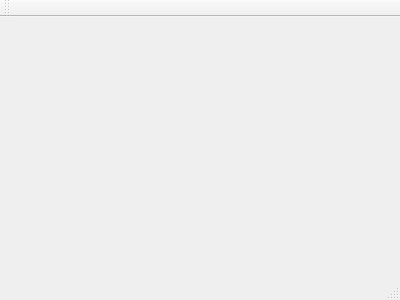
Qt form src/qt_main/mainwindow.ui (Chlamydomonos/thu_project_erisc) before a commit.
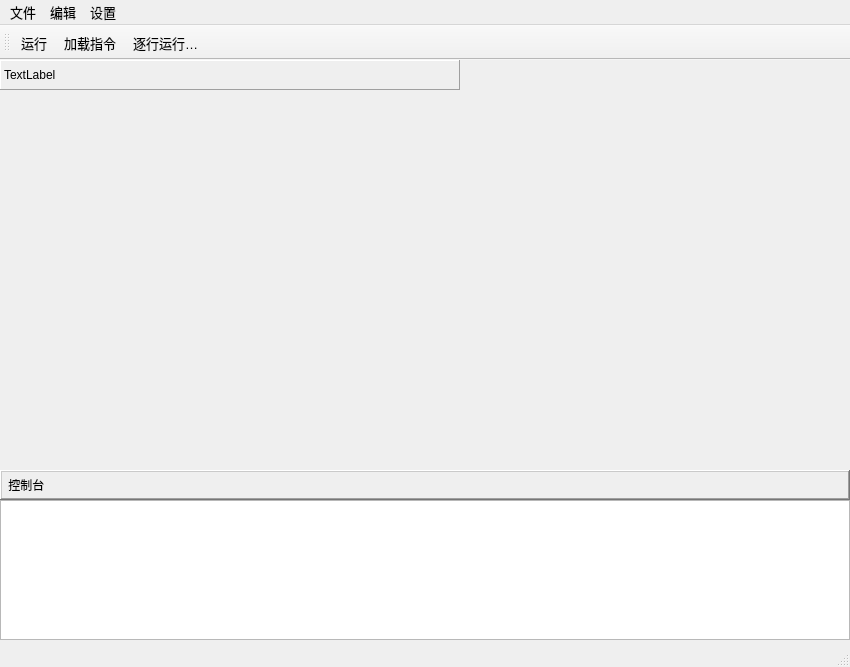
The same form after that commit. Custom widgets are drawn as their Qt base class.

The edit to the form file:
```diff
--- a/src/qt_main/mainwindow.ui
+++ b/src/qt_main/mainwindow.ui
@@ -1,24 +1,285 @@
 <ui version="4.0">
  <class>MainWindow</class>
- <widget class="QMainWindow" name="MainWindow" >
-  <property name="geometry" >
+ <widget class="QMainWindow" name="MainWindow">
+  <property name="geometry">
    <rect>
     <x>0</x>
     <y>0</y>
-    <width>400</width>
-    <height>300</height>
+    <width>850</width>
+    <height>667</height>
    </rect>
   </property>
   <property name="windowTitle" >
    <string>MainWindow</string>
   </property>
-  <widget class="QMenuBar" name="menuBar" />
-  <widget class="QToolBar" name="mainToolBar" />
-  <widget class="QWidget" name="centralWidget" />
-  <widget class="QStatusBar" name="statusBar" />
+  <widget class="QWidget" name="centralWidget">
+   <widget class="CodeEdit" name="codeEdit" native="true">
+    <property name="geometry">
+     <rect>
+      <x>0</x>
+      <y>30</y>
+      <width>460</width>
+      <height>380</height>
+     </rect>
+    </property>
+   </widget>
+   <widget class="QPlainTextEdit" name="console">
+    <property name="geometry">
+     <rect>
+      <x>0</x>
+      <y>440</y>
+      <width>850</width>
+      <height>140</height>
+     </rect>
+    </property>
+    <property name="lineWrapMode">
+     <enum>QPlainTextEdit::NoWrap</enum>
+    </property>
+   </widget>
+   <widget class="QWidget" name="drawArea" native="true">
+    <property name="geometry">
+     <rect>
+      <x>460</x>
+      <y>0</y>
+      <width>390</width>
+      <height>410</height>
+     </rect>
+    </property>
+   </widget>
+   <widget class="QLabel" name="codeTitle">
+    <property name="geometry">
+     <rect>
+      <x>0</x>
+      <y>0</y>
+      <width>460</width>
+      <height>30</height>
+     </rect>
+    </property>
+    <property name="frameShape">
+     <enum>QFrame::Panel</enum>
+    </property>
+    <property name="frameShadow">
+     <enum>QFrame::Raised</enum>
+    </property>
+    <property name="text">
+     <string>TextLabel</string>
+    </property>
+   </widget>
+   <widget class="QLabel" name="consloleTitle">
+    <property name="geometry">
+     <rect>
+      <x>0</x>
+      <y>410</y>
+      <width>850</width>
+      <height>30</height>
+     </rect>
+    </property>
+    <property name="frameShape">
+     <enum>QFrame::WinPanel</enum>
+    </property>
+    <property name="frameShadow">
+     <enum>QFrame::Raised</enum>
+    </property>
+    <property name="text">
+     <string> 控制台</string>
+    </property>
+   </widget>
+  </widget>
+  <widget class="QMenuBar" name="menuBar">
+   <property name="geometry">
+    <rect>
+     <x>0</x>
+     <y>0</y>
+     <width>850</width>
+     <height>29</height>
+    </rect>
+   </property>
+   <property name="minimumSize">
+    <size>
+     <width>0</width>
+     <height>0</height>
+    </size>
+   </property>
+   <property name="font">
+    <font>
+     <pointsize>10</pointsize>
+    </font>
+   </property>
+   <widget class="QMenu" name="file">
+    <property name="minimumSize">
+     <size>
+      <width>0</width>
+      <height>40</height>
+     </size>
+    </property>
+    <property name="title">
+     <string>文件</string>
+    </property>
+    <addaction name="_new"/>
+    <addaction name="_open"/>
+    <addaction name="_save"/>
+    <addaction name="_saveAs"/>
+   </widget>
+   <widget class="QMenu" name="edit">
+    <property name="title">
+     <string>编辑</string>
+    </property>
+    <addaction name="_undo"/>
+    <addaction name="_redo"/>
+    <addaction name="_cut"/>
+    <addaction name="_copy"/>
+    <addaction name="_paste"/>
+   </widget>
+   <widget class="QMenu" name="settings">
+    <property name="title">
+     <string>设置</string>
+    </property>
+    <addaction name="skinSettings"/>
+    <addaction name="vmSettings"/>
+   </widget>
+   <addaction name="file"/>
+   <addaction name="edit"/>
+   <addaction name="settings"/>
+  </widget>
+  <widget class="QToolBar" name="mainToolBar">
+   <property name="font">
+    <font>
+     <family>Microsoft YaHei UI</family>
+     <pointsize>10</pointsize>
+    </font>
+   </property>
+   <attribute name="toolBarArea">
+    <enum>TopToolBarArea</enum>
+   </attribute>
+   <attribute name="toolBarBreak">
+    <bool>false</bool>
+   </attribute>
+   <addaction name="run"/>
+   <addaction name="loadCommand"/>
+   <addaction name="runByLine"/>
+  </widget>
+  <widget class="QStatusBar" name="statusBar"/>
+  <action name="_new">
+   <property name="text">
+    <string>新建</string>
+   </property>
+   <property name="shortcut">
+    <string>Ctrl+N</string>
+   </property>
+  </action>
+  <action name="_open">
+   <property name="text">
+    <string>打开</string>
+   </property>
+   <property name="shortcut">
+    <string>Ctrl+O</string>
+   </property>
+  </action>
+  <action name="_save">
+   <property name="text">
+    <string>保存</string>
+   </property>
+   <property name="shortcut">
+    <string>Ctrl+S</string>
+   </property>
+  </action>
+  <action name="_saveAs">
+   <property name="text">
+    <string>另存为</string>
+   </property>
+   <property name="shortcut">
+    <string>Ctrl+Shift+S</string>
+   </property>
+  </action>
+  <action name="_undo">
+   <property name="text">
+    <string>撤销</string>
+   </property>
+   <property name="shortcut">
+    <string>Ctrl+Z</string>
+   </property>
+  </action>
+  <action name="_redo">
+   <property name="text">
+    <string>重做</string>
+   </property>
+   <property name="shortcut">
+    <string>Ctrl+Y</string>
+   </property>
+  </action>
+  <action name="_cut">
+   <property name="text">
+    <string>剪切</string>
+   </property>
+   <property name="shortcut">
+    <string>Ctrl+X</string>
+   </property>
+  </action>
+  <action name="_copy">
+   <property name="text">
+    <string>复制</string>
+   </property>
+   <property name="shortcut">
+    <string>Ctrl+C</string>
+   </property>
+  </action>
+  <action name="_paste">
+   <property name="text">
+    <string>粘贴</string>
+   </property>
+   <property name="shortcut">
+    <string>Ctrl+V</string>
+   </property>
+  </action>
+  <action name="_settings">
+   <property name="text">
+    <string>设置</string>
+   </property>
+  </action>
+  <action name="run">
+   <property name="text">
+    <string>运行</string>
+   </property>
+   <property name="shortcut">
+    <string>F5</string>
+   </property>
+  </action>
+  <action name="loadCommand">
+   <property name="text">
+    <string>加载指令</string>
+   </property>
+   <property name="shortcut">
+    <string>Ctrl+F5</string>
+   </property>
+  </action>
+  <action name="skinSettings">
+   <property name="text">
+    <string>外观设置...</string>
+   </property>
+  </action>
+  <action name="vmSettings">
+   <property name="text">
+    <string>虚拟机设置...</string>
+   </property>
+  </action>
+  <action name="runByLine">
+   <property name="text">
+    <string>逐行运行…</string>
+   </property>
+   <property name="shortcut">
+    <string>Ctrl+Shift+F5</string>
+   </property>
+  </action>
  </widget>
- <layoutDefault spacing="6" margin="11" />
- <pixmapfunction></pixmapfunction>
+ <layoutdefault spacing="6" margin="11"/>
+ <customwidgets>
+  <customwidget>
+   <class>CodeEdit</class>
+   <extends>QWidget</extends>
+   <header location="global">qt_main/codeedit.h</header>
+   <container>1</container>
+  </customwidget>
+ </customwidgets>
  <resources/>
  <connections/>
 </ui>
```
Left out of the diff: 3 changed lines with no effect on the pictures.
